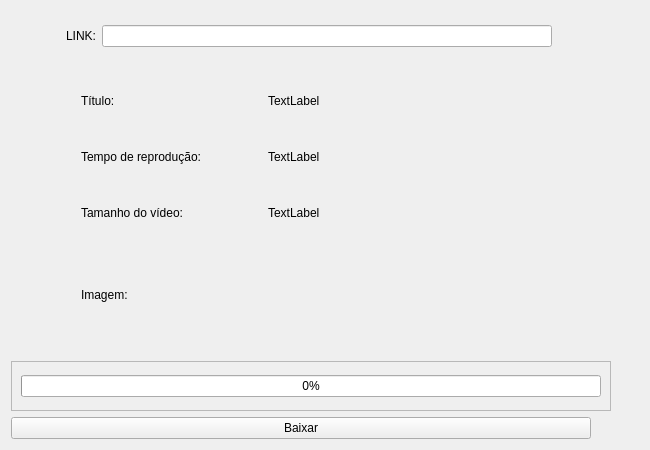
This is tela/screen_ytb_dowloader.ui in GTMacieira/ytb_dowloader as Qt 5 draws it before an edit. The edited form follows.
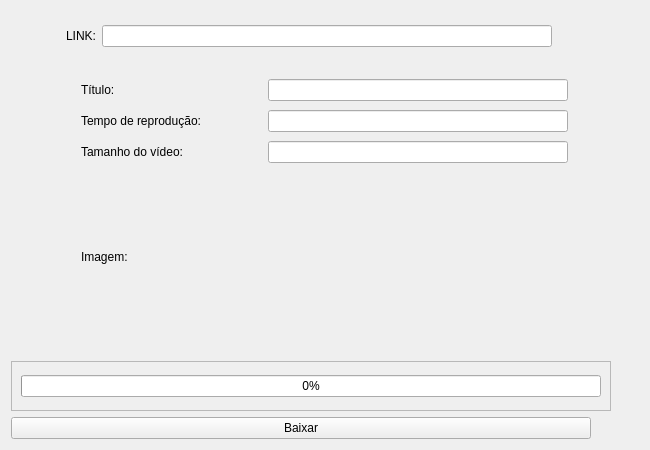
This is the edited form. Icons and pictures are not drawn.

Commit message: Alteração tela PySide

```diff
--- a/tela/screen_ytb_dowloader.ui
+++ b/tela/screen_ytb_dowloader.ui
@@ -130,19 +130,6 @@
         </property>
        </widget>
       </item>
-      <item row="1" column="1">
-       <widget class="QLabel" name="dt_time_repr">
-        <property name="maximumSize">
-         <size>
-          <width>16777215</width>
-          <height>50</height>
-         </size>
-        </property>
-        <property name="text">
-         <string>TextLabel</string>
-        </property>
-       </widget>
-      </item>
       <item row="3" column="0">
        <widget class="QLabel" name="img_video">
         <property name="maximumSize">
@@ -169,19 +156,6 @@
         </property>
        </widget>
       </item>
-      <item row="0" column="1">
-       <widget class="QLabel" name="dt_title">
-        <property name="maximumSize">
-         <size>
-          <width>16777215</width>
-          <height>50</height>
-         </size>
-        </property>
-        <property name="text">
-         <string>TextLabel</string>
-        </property>
-       </widget>
-      </item>
       <item row="1" column="0">
        <widget class="QLabel" name="reprud_time">
         <property name="maximumSize">
@@ -214,16 +188,42 @@
         </property>
        </widget>
       </item>
+      <item row="0" column="1">
+       <widget class="QLineEdit" name="dt_title">
+        <property name="maximumSize">
+         <size>
+          <width>300</width>
+          <height>16777215</height>
+         </size>
+        </property>
+        <property name="readOnly">
+         <bool>true</bool>
+        </property>
+       </widget>
+      </item>
+      <item row="1" column="1">
+       <widget class="QLineEdit" name="dt_temp">
+        <property name="maximumSize">
+         <size>
+          <width>300</width>
+          <height>16777215</height>
+         </size>
+        </property>
+        <property name="readOnly">
+         <bool>true</bool>
+        </property>
+       </widget>
+      </item>
       <item row="2" column="1">
-       <widget class="QLabel" name="dt_tam">
+       <widget class="QLineEdit" name="dt_tam">
         <property name="maximumSize">
          <size>
-          <width>16777215</width>
-          <height>50</height>
+          <width>300</width>
+          <height>16777215</height>
          </size>
         </property>
-        <property name="text">
-         <string>TextLabel</string>
+        <property name="readOnly">
+         <bool>true</bool>
         </property>
        </widget>
       </item>
```
The commit also changes 1 other file.
